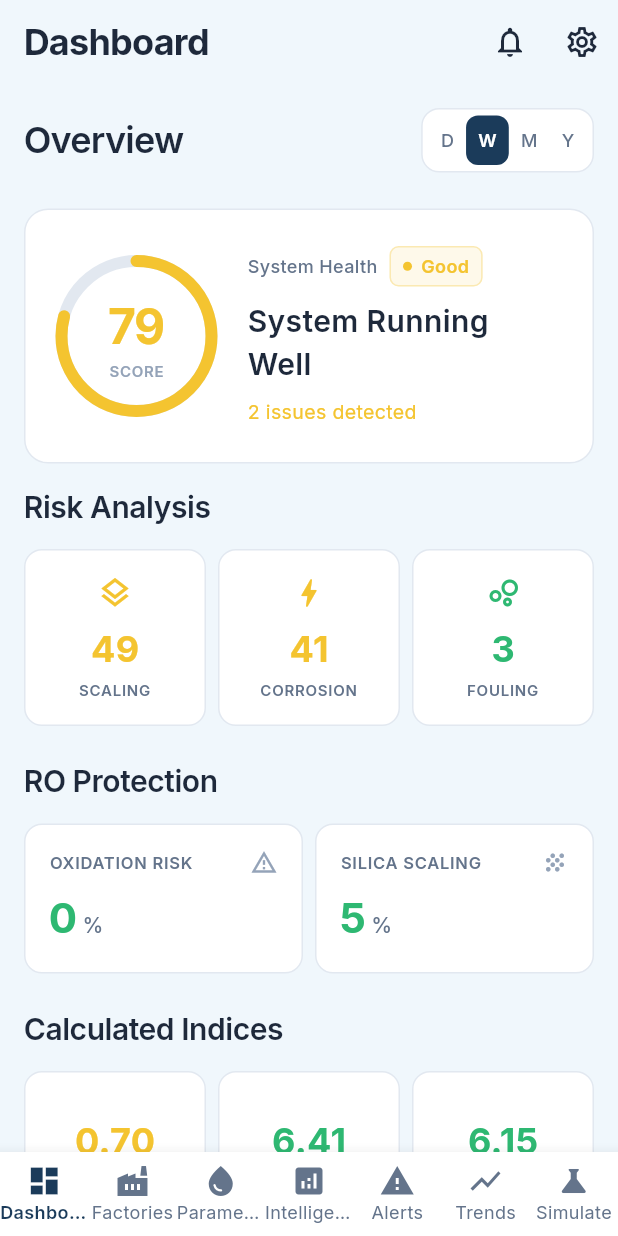
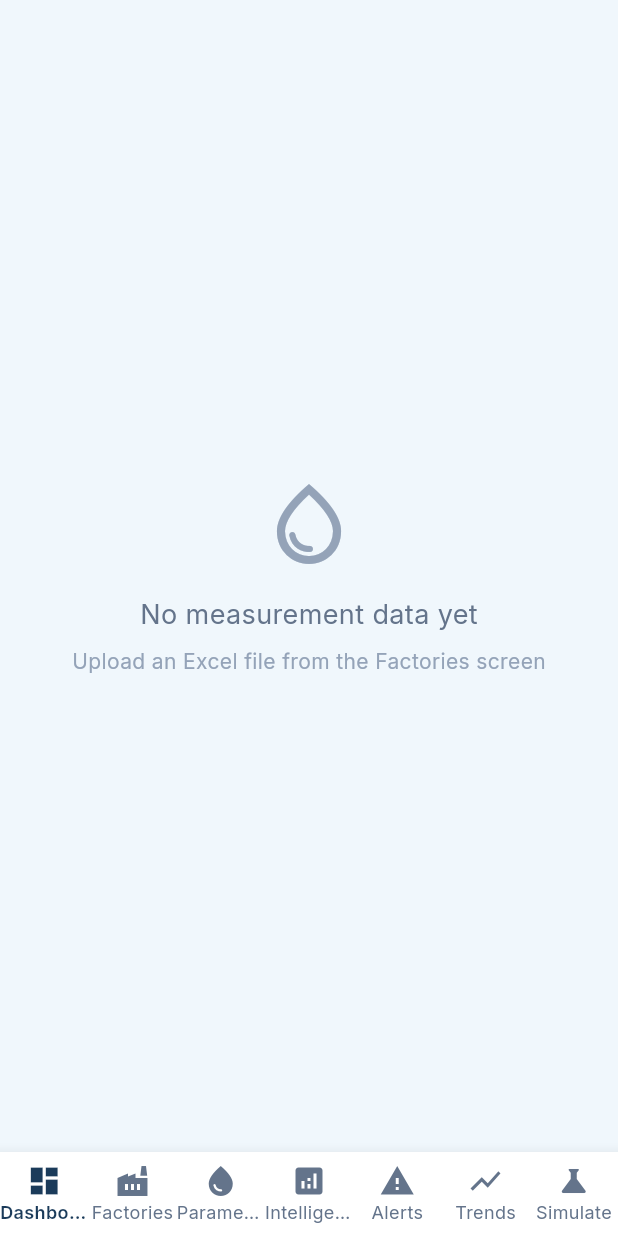
Before and after one commit to A7med580/HydroSentinel, a Flutter app: the screen it shows once a user with an empty profile is signed in, on a phone screen of 412 x 824 dp. Run offline on Flutter 3.47's test engine with Material 3 defaults, Android fonts, the phone set to English and light mode, and no system bars; our stand-ins replace dartz, equatable, file_picker, fl_chart, flutter_riverpod, google_fonts and 1 more; missing offline and left inert: excel; accounts and stored records are empty.

Commit message:
Implement multi-row data aggregation for Dashboard
BUG: Dashboard showed mock data, D/W/M/Y period selector did nothing.

FIX:
- Created aggregated_data_provider.dart that:
  - Fetches ALL measurements from measurements_v2 table
  - Calculates time-weighted averages for each parameter
  - Filters by period (D=today, W=7 days, M=30 days, Y=365 days)
  - Builds CoolingTowerData from aggregated values
  - Calculates indices/risks from averaged chemistry data

- Updated dashboard_screen.dart to:
  - Use aggregatedDataProvider instead of mock systemProvider
  - Sync period selector with provider (changes re-fetch data)
  - Show measurement count (e.g., '30 measurements')

Now when you upload a file with 30 days of readings:
- Dashboard aggregates ALL 30 values per parameter
- Clicking M shows average of all 30 days
- Clicking W shows average of last 7 days
- Clicking D shows only today's readings

```diff
--- a/lib/features/dashboard/dashboard_screen.dart
+++ b/lib/features/dashboard/dashboard_screen.dart
@@ -4,30 +4,59 @@ import '../../core/app_styles.dart';
 import '../../core/widgets/kpi_card.dart';
 import '../../core/widgets/period_selector.dart';
 import '../../core/widgets/status_badge.dart';
-import '../../services/state_provider.dart';
+import '../../services/aggregated_data_provider.dart';
 import '../../models/assessment_models.dart';
 
-class DashboardScreen extends ConsumerStatefulWidget {
+class DashboardScreen extends ConsumerWidget {
   const DashboardScreen({super.key});
 
   @override
-  ConsumerState<DashboardScreen> createState() => _DashboardScreenState();
-}
+  Widget build(BuildContext context, WidgetRef ref) {
+    final selectedPeriod = ref.watch(selectedPeriodProvider);
+    final asyncData = ref.watch(aggregatedDataProvider);
 
-class _DashboardScreenState extends ConsumerState<DashboardScreen> {
-  TimePeriod _selectedPeriod = TimePeriod.week;
-
-  @override
-  Widget build(BuildContext context) {
-    final state = ref.watch(systemProvider);
-
-    if (state.isLoading || state.health == null) {
-      return const Scaffold(
+    return asyncData.when(
+      loading: () => const Scaffold(
         body: Center(
           child: CircularProgressIndicator(color: AppColors.primary),
         ),
+      ),
+      error: (err, stack) => Scaffold(
+        body: Center(
+          child: Text('Error: $err'),
+        ),
+      ),
+      data: (data) {
+        if (data == null) {
+          return Scaffold(
+            body: Center(
+              child: Column(
+                mainAxisAlignment: MainAxisAlignment.center,
+                children: [
+                  Icon(Icons.water_drop_outlined, size: 64, color: AppColors.textMuted),
+                  const SizedBox(height: 16),
+                  Text(
+                    'No measurement data yet',
+                    style: TextStyle(color: AppColors.textSecondary, fontSize: 18),
+                  ),
+                  const SizedBox(height: 8),
+                  Text(
+                    'Upload an Excel file from the Factories screen',
+                    style: TextStyle(color: AppColors.textMuted, fontSize: 14),
+                  ),
+                ],
+              ),
+            ),
           );
         }
+
+        return _buildDashboardContent(context, ref, data, selectedPeriod);
+      },
+    );
+  }
+
+  Widget _buildDashboardContent(BuildContext context, WidgetRef ref, AggregatedData data, TimePeriod selectedPeriod) {
+
 
     return Scaffold(
       body: SafeArea(
@@ -54,18 +83,30 @@ class _DashboardScreenState extends ConsumerState<DashboardScreen> {
               padding: const EdgeInsets.all(AppStyles.paddingM),
               sliver: SliverList(
                 delegate: SliverChildListDelegate([
-                  // Period Selector
+                  // Period Selector with data count
                   Row(
                     mainAxisAlignment: MainAxisAlignment.spaceBetween,
+                    children: [
+                      Column(
+                        crossAxisAlignment: CrossAxisAlignment.start,
                         children: [
                           Text(
                             'Overview',
                             style: Theme.of(context).textTheme.headlineMedium,
                           ),
+                          Text(
+                            '${data.measurementCount} measurements',
+                            style: TextStyle(
+                              color: AppColors.textSecondary,
+                              fontSize: 12,
+                            ),
+                          ),
+                        ],
+                      ),
                       PeriodSelector(
-                        selectedPeriod: _selectedPeriod,
+                        selectedPeriod: selectedPeriod,
                         onPeriodChanged: (period) {
-                          setState(() => _selectedPeriod = period);
+                          ref.read(selectedPeriodProvider.notifier).setPeriod(period);
                         },
                         showLabels: false,
                       ),
@@ -74,7 +115,7 @@ class _DashboardScreenState extends ConsumerState<DashboardScreen> {
                   const SizedBox(height: AppStyles.paddingL),
 
                   // System Health Card
-                  _buildHealthCard(state.health!),
+                  _buildHealthCard(data.health),
                   const SizedBox(height: AppStyles.paddingM),
 
                   // Risk KPIs Grid
@@ -83,33 +124,31 @@ class _DashboardScreenState extends ConsumerState<DashboardScreen> {
                     style: Theme.of(context).textTheme.titleLarge,
                   ),
                   const SizedBox(height: AppStyles.paddingM),
-                  _buildRiskGrid(state.riskAssessment!),
+                  _buildRiskGrid(data.risk),
                   const SizedBox(height: AppStyles.paddingL),
 
                   // RO Protection (if available)
-                  if (state.roAssessment != null) ...[
+                  if (data.roAssessment != null) ...[
                     Text(
                       'RO Protection',
                       style: Theme.of(context).textTheme.titleLarge,
                     ),
                     const SizedBox(height: AppStyles.paddingM),
-                    _buildROGrid(state.roAssessment!),
+                    _buildROGrid(data.roAssessment!),
                     const SizedBox(height: AppStyles.paddingL),
                   ],
 
                   // Indices
-                  if (state.indices != null) ...[
                   Text(
                     'Calculated Indices',
                     style: Theme.of(context).textTheme.titleLarge,
                   ),
                   const SizedBox(height: AppStyles.paddingM),
-                    _buildIndicesGrid(state.indices!),
+                  _buildIndicesGrid(data.indices),
                   const SizedBox(height: AppStyles.paddingL),
-                  ],
 
                   // Active Alerts
-                  _buildAlertsSection(state.recommendations),
+                  _buildAlertsSection(context, data.recommendations),
                   const SizedBox(height: AppStyles.paddingXL),
                 ]),
               ),
@@ -321,7 +360,7 @@ class _DashboardScreenState extends ConsumerState<DashboardScreen> {
     );
   }
 
-  Widget _buildAlertsSection(List<Recommendation> recommendations) {
+  Widget _buildAlertsSection(BuildContext context, List<Recommendation> recommendations) {
     return Column(
       crossAxisAlignment: CrossAxisAlignment.start,
       children: [
```
Also changed, not shown: lib/services/aggregated_data_provider.dart (added, +297 -0 lines). Lines whose indentation alone changed are shown as unchanged.
